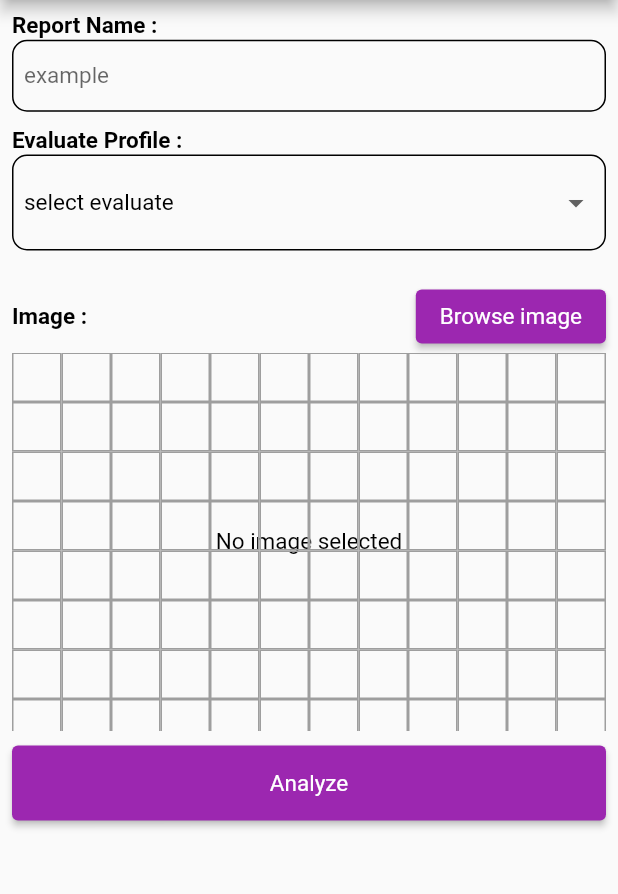
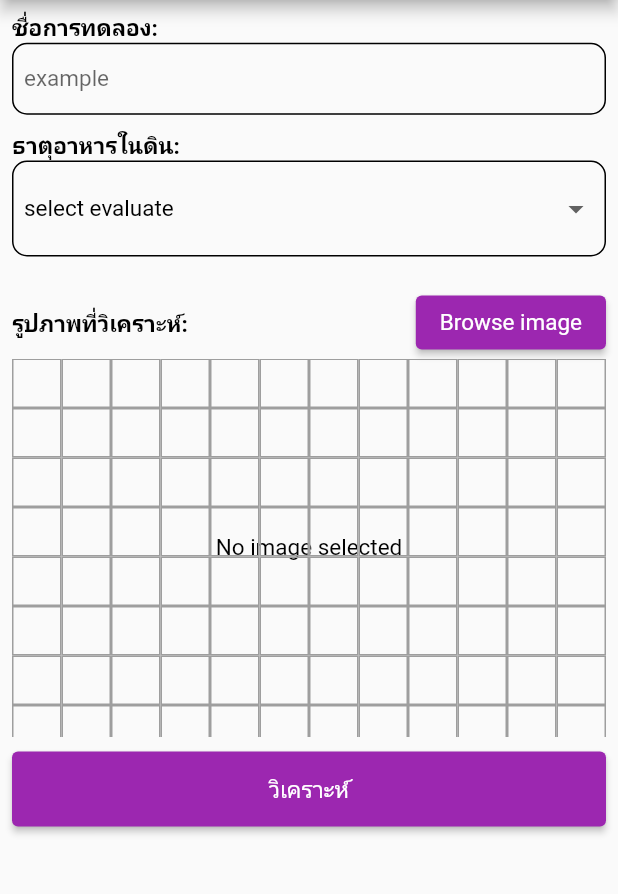
Before and after one commit to porajap/MCSS-Software, a Flutter app: the screen it shows after launch, on a phone screen of 412 x 824 dp, the part 84-978 px from its top. Run offline on Flutter 3.47's test engine with Material 2 defaults, Android fonts, the phone set to English and light mode, and no system bars; our stand-ins replace bot_toast, google_fonts, image_cropper, image_picker, logger and 3 more; missing offline and left inert: dart:ffi, scidart; Roboto replaces fonts that are missing (Sarabun).

Commit message:
print report as pdf ✔

```diff
--- a/moblie_app/lib/models/ReportInfo.dart
+++ b/moblie_app/lib/models/ReportInfo.dart
@@ -3,6 +3,7 @@ import 'dart:core';
 import 'package:flutter/foundation.dart';
 
 import '../main.dart';
+import '../utils/Constants.dart';
 import '../utils/PlateConfig.dart';
 
 class ReportInfo {
@@ -15,9 +16,9 @@ class ReportInfo {
   List<double> standard = [];
   List<double> sample = [];
   Map<String, List<double>> con = {
-    'Phosphate': [0, 0.5, 1, 2, 3],
-    'Nitrate': [0, 0.5, 1, 2.5, 5],
-    'Potassium': [0, 5, 10, 20, 30]
+    PreferenceKey.phosphate: [0, 0.5, 1, 2, 3],
+    PreferenceKey.nitrate: [0, 0.5, 1, 2.5, 5],
+    PreferenceKey.potassium: [0, 5, 10, 20, 30]
   };
   Plate plate = Plate();
   ReportInfo(this.name, this.evaluate, this.red, this.green, this.blue);
@@ -27,14 +28,14 @@ class ReportInfo {
     this.standard = [];
     // print(this.evaluate);
     try {
-      if (this.evaluate == 'Phosphate' || this.evaluate == 'Potassium') {
+      if (this.evaluate == PreferenceKey.phosphate || this.evaluate == PreferenceKey.potassium) {
         for (int i = 1; i < red.length; i++) {
           if (plate.pnpStandard.contains(i)) {
             // print(i);
             standard.add(red[i - 1].toDouble());
           }
         }
-      } else if (this.evaluate == 'Nitrate') {
+      } else if (this.evaluate == PreferenceKey.nitrate) {
         for (int i = 1; i < green.length; i++) {
           if (plate.pnpStandard.contains(i)) {
             // print(i);
@@ -53,14 +54,14 @@ class ReportInfo {
     // print(Plate.php);
     this.sample = [];
     try {
-      if (this.evaluate == 'Phosphate' || this.evaluate == 'Potassium') {
+      if (this.evaluate == PreferenceKey.phosphate || this.evaluate == PreferenceKey.potassium) {
         for (int i = 1; i < red.length; i++) {
           if (plate.pnpSample.contains(i)) {
             // print(i);
             sample.add(red[i - 1].toDouble());
           }
         }
-      } else if (this.evaluate == 'Nitrate') {
+      } else if (this.evaluate == PreferenceKey.nitrate) {
         for (int i = 1; i < green.length; i++) {
           if (plate.pnpSample.contains(i)) {
             // print(i);
--- a/moblie_app/lib/pages/InputPage/InputPage.dart
+++ b/moblie_app/lib/pages/InputPage/InputPage.dart
@@ -4,7 +4,8 @@ import 'package:bot_toast/bot_toast.dart';
 import 'package:moblie_app/models/ReportInfo.dart';
 import 'package:moblie_app/utils/TextConfig.dart';
 
-import '../../utils/InputDecoration.dart';
+import '../../utils/Constants.dart';
+import 'components/InputDecoration.dart';
 import '../AnalyzePage/ReportPage.dart';
 import 'package:flutter/material.dart';
 import 'package:image_cropper/image_cropper.dart';
@@ -22,7 +23,7 @@ class MyHomePage extends StatefulWidget {
 
 class _MyHomePageState extends State<MyHomePage> {
   final TextEditingController reportName = TextEditingController();
-  String dropdownValue = 'select evaluate';
+  String dropdownValue = PreferenceKey.inputForm;
   File? imageFile;
   File? _image;
   late ReportInfo report = ReportInfo('', '', [], [], []);
@@ -204,6 +205,78 @@ class _MyHomePageState extends State<MyHomePage> {
     );
   }
 
+  Widget _analyzButton() {
+    return ElevatedButton(
+      style: ElevatedButton.styleFrom(
+          textStyle: StyleText.normalText,
+          minimumSize: const Size.fromHeight(50)),
+      onPressed: () {
+        imageFile == null || report.evaluate == PreferenceKey.inputForm
+            ? BotToast.showText(text: PreferenceKey.noti)
+            : Navigator.push(
+                context,
+                MaterialPageRoute(
+                  builder: (BuildContext context) => ReportPage(
+                    imageFile: _image,
+                    report: report,
+                  ),
+                ),
+              );
+      },
+      child: Text(PreferenceKey.analyzButton, style: StyleText.buttonText),
+    );
+  }
+
+  Widget _inputReportName() {
+    return Column(
+      crossAxisAlignment: CrossAxisAlignment.start,
+      children: [
+        Text(PreferenceKey.nameTitle, style: StyleText.headerText),
+        SizedBox(
+          height: 0.5,
+        ),
+        TextFormField(
+          controller: reportName,
+          decoration: InputDecorations.inputDec(hintText: 'example'),
+          style: StyleText.normalText,
+        ),
+        SizedBox(
+          height: 10,
+        ),
+        Text(PreferenceKey.evaluateTitle, style: StyleText.headerText),
+        SizedBox(
+          height: 0.5,
+        ),
+        InputDecorator(
+          decoration: InputDecorations.inputDec(hintText: ''),
+          child: DropdownButtonHideUnderline(
+            child: DropdownButton<String>(
+              borderRadius: BorderRadius.all(Radius.circular(10)),
+              value: dropdownValue,
+              icon: const Icon(Icons.arrow_drop_down),
+              elevation: 12,
+              style: StyleText.normalText,
+              onChanged: (String? newValue) {
+                setState(() {
+                  dropdownValue = newValue!;
+                  report.name = reportName.text.toString();
+                  report.evaluate = dropdownValue;
+                });
+              },
+              items: PreferenceKey.evaluate
+                  .map<DropdownMenuItem<String>>((String value) {
+                return DropdownMenuItem<String>(
+                  value: value,
+                  child: Text(value, style: StyleText.normalText),
+                );
+              }).toList(),
+            ),
+          ),
+        ),
+      ],
+    );
+  }
+
   @override
   Widget build(BuildContext context) {
     // print("use build State");
@@ -222,67 +295,7 @@ class _MyHomePageState extends State<MyHomePage> {
                 child: Column(
                     mainAxisAlignment: MainAxisAlignment.start,
                     children: [
-                      Column(
-                        crossAxisAlignment: CrossAxisAlignment.start,
-                        children: [
-                          Text("Report Name :", style: StyleText.headerText),
-                          SizedBox(
-                            height: 0.5,
-                          ),
-                          TextFormField(
-                            controller: reportName,
-                            decoration:
-                                InputDecorations.inputDec(hintText: 'example'),
-                            style: StyleText.normalText,
-                          ),
-                          SizedBox(
-                            height: 10,
-                          ),
-                          Text("Evaluate Profile :",
-                              style: StyleText.headerText),
-                          SizedBox(
-                            height: 0.5,
-                          ),
-                          InputDecorator(
-                            decoration: InputDecorations.inputDec(hintText: ''),
-                            child: DropdownButtonHideUnderline(
-                              child: DropdownButton<String>(
-                                borderRadius:
-                                    BorderRadius.all(Radius.circular(10)),
-                                value: dropdownValue,
-                                icon: const Icon(Icons.arrow_drop_down),
-                                elevation: 12,
-                                style: StyleText.normalText,
-                                onChanged: (String? newValue) {
-                                  setState(() {
-                                    dropdownValue = newValue!;
-                                    report.name = reportName.text.toString();
-                                    report.evaluate = dropdownValue;
-                                  });
-                                  print(report.name);
-                                },
-                                items: [
-                                  'select evaluate',
-                                  'Phosphate',
-                                  'Nitrate',
-                                  'Potassium',
-                                  'Blue_2',
-                                  'FE1',
-                                  'Dye3',
-                                  'Blue',
-                                  'S1_2'
-                                ].map<DropdownMenuItem<String>>((String value) {
-                                  return DropdownMenuItem<String>(
-                                    value: value,
-                                    child: Text(value,
-                                        style: StyleText.normalText),
-                                  );
-                                }).toList(),
-                              ),
-                            ),
-                          ),
-                        ],
-                      ),
+                      _inputReportName(),
                       SizedBox(
                         height: 20,
                       ),
@@ -293,7 +306,7 @@ class _MyHomePageState extends State<MyHomePage> {
                               crossAxisAlignment: CrossAxisAlignment.center,
                               children: [
                                 Text(
-                                  "Image :",
+                                  PreferenceKey.imageTitle,
                                   style: StyleText.headerText,
                                 ),
                                 Spacer(),
@@ -352,27 +365,7 @@ class _MyHomePageState extends State<MyHomePage> {
                       SizedBox(
                         height: 10,
                       ),
-                      ElevatedButton(
-                        style: ElevatedButton.styleFrom(
-                            textStyle: StyleText.normalText,
-                            minimumSize: const Size.fromHeight(50)),
-                        onPressed: () {
-                          imageFile == null ||
-                                  report.evaluate == 'select evaluate'
-                              ? BotToast.showText(text: 'Please fill info')
-                              : Navigator.push(
-                                  context,
-                                  MaterialPageRoute(
-                                    builder: (BuildContext context) =>
-                                        ReportPage(
-                                      imageFile: _image,
-                                      report: report,
-                                    ),
-                                  ),
-                                );
-                        },
-                        child: Text("Analyze", style: StyleText.buttonText),
-                      ),
+                      _analyzButton()
                     ]),
               ),
             ),
--- /dev/null
+++ b/moblie_app/lib/utils/Constants.dart
@@ -0,0 +1,34 @@
+class GridConfig {
+  static int noOfPixelsPerAxisX = 12;
+  static int noOfPixelsPerAxisY = 8;
+}
+
+class PreferenceKey {
+  static const List<String> evaluate = [
+    'select evaluate',
+    'Phosphate',
+    'Nitrate',
+    'Potassium',
+    'Blue_2',
+    'FE1',
+    'Dye3',
+    'Blue',
+    'S1_2'
+  ];
+  static const String standard = 'Standard';
+  static const String sample = 'Sample';
+  static const String phosphate = 'Phosphate';
+  static const String nitrate = 'Nitrate';
+  static const String potassium = 'Potassium';
+
+  static const String reportTitle =
+      'รายงานผลการวิเคราะห์ธาตุอาหารในดินจากภาพถ่าย';
+  static const String nameTitle = 'ชื่อการทดลอง: ';
+  static const String evaluateTitle = 'ธาตุอาหารในดิน: ';
+  static const String dateTitle = 'วันที่ส่งภาพเพื่อวิเคราะห์: ';
+
+  static const String inputForm = 'select evaluate';
+  static const String noti = 'กรุณากรอกข้อมูลให้ครบ';
+  static const String analyzButton = 'วิเคราะห์';
+  static const String imageTitle = 'รูปภาพที่วิเคราะห์: ';
+}
--- a/moblie_app/lib/utils/TextConfig.dart
+++ b/moblie_app/lib/utils/TextConfig.dart
@@ -8,5 +8,5 @@ class StyleText {
   static TextStyle buttonText =
       const TextStyle(color: Colors.white, fontSize: 15);
   static TextStyle resultText = const TextStyle(
-      color: Colors.black, fontSize: 14, fontWeight: FontWeight.bold);
+      color: Colors.black, fontSize: 12, fontWeight: FontWeight.w400);
 }
--- a/moblie_app/pubspec.yaml
+++ b/moblie_app/pubspec.yaml
@@ -48,6 +48,8 @@ dependencies:
   logger: ^1.1.0
   bot_toast: ^4.0.1
   google_fonts: ^2.3.1
+  pdf: ^3.7.3
+  printing: ^5.7.5
 
 flutter_icons:
   android:  ture
```
Also changed, not shown: moblie_app/lib/pages/AnalyzePage/ReportPage.dart (+38 -97 lines), moblie_app/lib/pages/AnalyzePage/cpmponents/PDFprintgenerate.dart (added, +27 -0 lines), moblie_app/lib/pages/AnalyzePage/cpmponents/checkRGBCode.dart (added, +75 -0 lines), moblie_app/lib/pages/AnalyzePage/cpmponents/reportHeader.dart (+6 -5 lines), moblie_app/lib/pages/InputPage/components/RGBgenerator.dart (+0 -43 lines), moblie_app/lib/pages/InputPage/functions/InputImage.dart (deleted, +0 -8 lines), moblie_app/lib/pages/AnalyzePage/cpmponents/showGraph.dart (deleted), moblie_app/lib/pages/InputPage/components/InputDecoration.dart (renamed from moblie_app/lib/utils/InputDecoration.dart), moblie_app/pubspec.lock, 2 other files.
